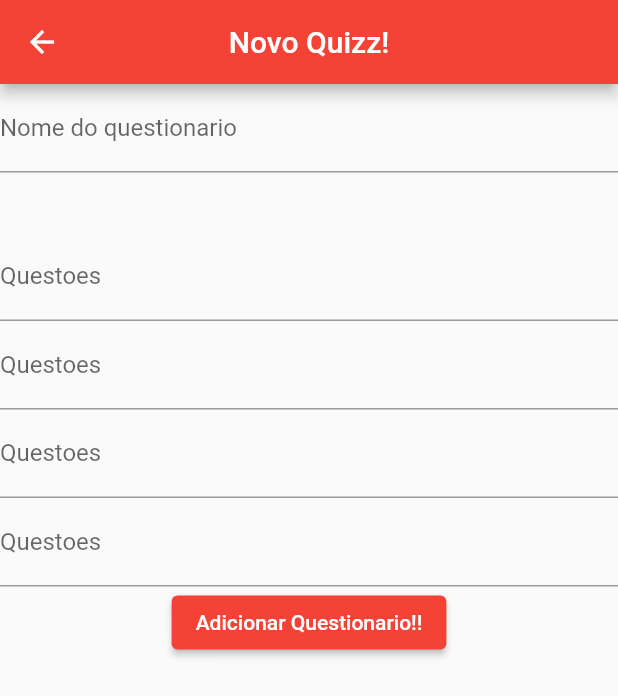
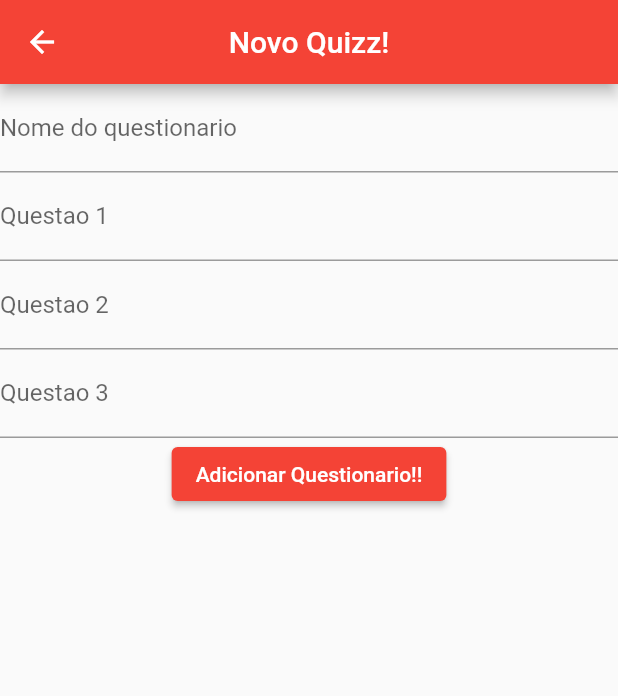
Before and after one commit to vinihzets/popquizz, a Flutter app: the screen it shows after launch, after a tap on the "add" icon, on a phone screen of 412 x 824 dp. Shown: the top 696 px of the screen. Run offline on Flutter 3.47's test engine with Material 2 defaults, Android fonts, the light colour scheme and no system bars.

Commit message:
Algumas alteraçoes na estrutura do codigo

```diff
--- a/lib/pages/add_quizpage.dart
+++ b/lib/pages/add_quizpage.dart
@@ -1,4 +1,5 @@
 import 'package:flutter/material.dart';
+import 'package:flutter/services.dart';
 import 'package:popquizz/models/question_model.dart';
 import 'package:popquizz/pages/home_page.dart';
 import 'package:popquizz/repositories/question_repository.dart';
@@ -11,8 +12,8 @@ class AddQuizPage extends StatefulWidget {
 }
 
 class _AddQuizPageState extends State<AddQuizPage> {
-  TextEditingController namequestionsController = TextEditingController();
-  TextEditingController questionsController = TextEditingController();
+  late String _question;
+  late String _nquestion;
 
   @override
   Widget build(BuildContext context) {
@@ -25,29 +26,10 @@ class _AddQuizPageState extends State<AddQuizPage> {
       body: SingleChildScrollView(
         child: Column(
           children: [
-            TextField(
-              controller: namequestionsController,
-              decoration: InputDecoration(labelText: "Nome do questionario"),
-            ),
-            Padding(
-              child: TextField(
-                controller: questionsController,
-                decoration: InputDecoration(labelText: "Questoes"),
-              ),
-              padding: EdgeInsets.only(top: 40.0),
-            ),
-            TextField(
-              controller: questionsController,
-              decoration: InputDecoration(labelText: "Questoes"),
-            ),
-            TextField(
-              controller: questionsController,
-              decoration: InputDecoration(labelText: "Questoes"),
-            ),
-            TextField(
-              controller: questionsController,
-              decoration: InputDecoration(labelText: "Questoes"),
-            ),
+            _buildNameQuestions(),
+            _buildQuestion1(),
+            _buildQuestion2(),
+            _buildQuestion3(),
             ElevatedButton(
               onPressed: () => setState(() {}),
               child: const Text('Adicionar Questionario!!'),
@@ -61,3 +43,31 @@ class _AddQuizPageState extends State<AddQuizPage> {
     );
   }
 }
+
+Widget _buildNameQuestions() {
+  return TextFormField(
+    decoration: InputDecoration(labelText: 'Nome do questionario'),
+    keyboardType: TextInputType.text,
+  );
+}
+
+Widget _buildQuestion1() {
+  return TextFormField(
+    decoration: InputDecoration(labelText: 'Questao 1'),
+    keyboardType: TextInputType.text,
+  );
+}
+
+Widget _buildQuestion2() {
+  return TextFormField(
+    decoration: InputDecoration(labelText: 'Questao 2'),
+    keyboardType: TextInputType.text,
+  );
+}
+
+Widget _buildQuestion3() {
+  return TextFormField(
+    decoration: InputDecoration(labelText: 'Questao 3'),
+    keyboardType: TextInputType.text,
+  );
+}
--- a/lib/pages/home_page.dart
+++ b/lib/pages/home_page.dart
@@ -11,9 +11,6 @@ class HomePage extends StatefulWidget {
 }
 
 class _HomePageState extends State<HomePage> {
-  TextEditingController namequestionsController = TextEditingController();
-  TextEditingController questionsController = TextEditingController();
-
   final List<Questionary> questionaries = [];
   late QuestionsRepository repository;
   late bool loading;
@@ -59,9 +56,6 @@ class _HomePageState extends State<HomePage> {
               icon: const Icon(Icons.add))
         ],
       ),
-      body: GridView.count(
-        crossAxisCount: 1,
-      ),
     );
   }
 
--- a/pubspec.yaml
+++ b/pubspec.yaml
@@ -34,9 +34,8 @@ dependencies:
   # The following adds the Cupertino Icons font to your application.
   # Use with the CupertinoIcons class for iOS style icons.
   cupertino_icons: ^1.0.2
-  mockito: ^5.0.17
   http: ^0.13.4
-  sqflite: any
+
 
 dev_dependencies:
   flutter_test:
```
Also changed, not shown: pubspec.lock.
